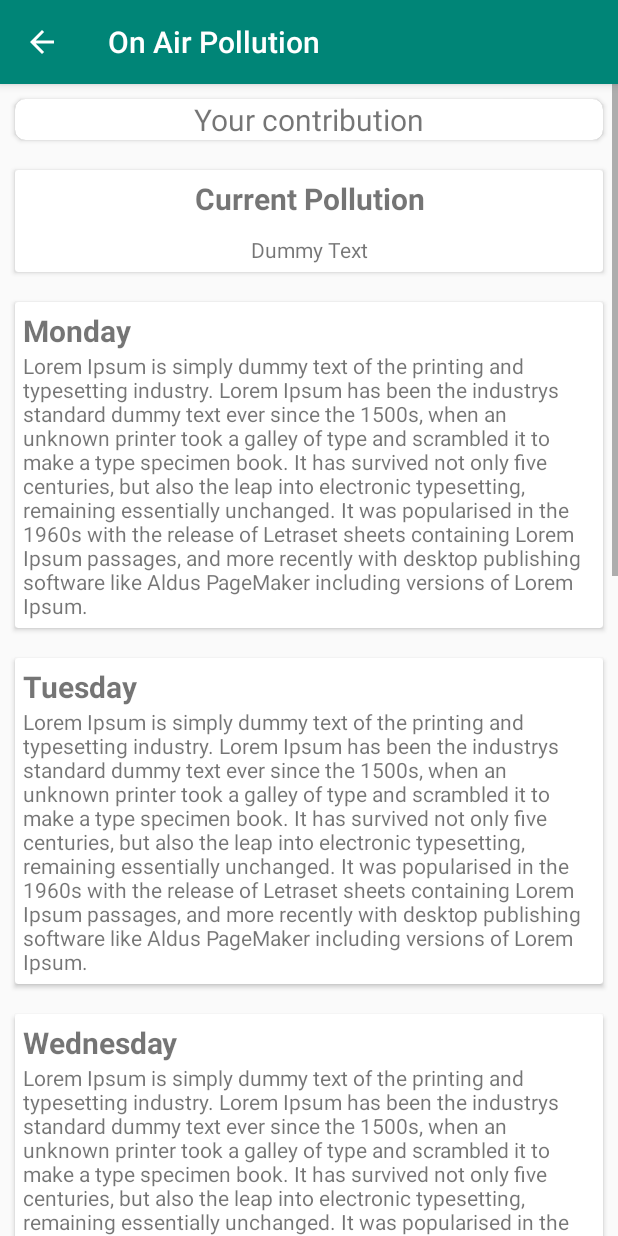
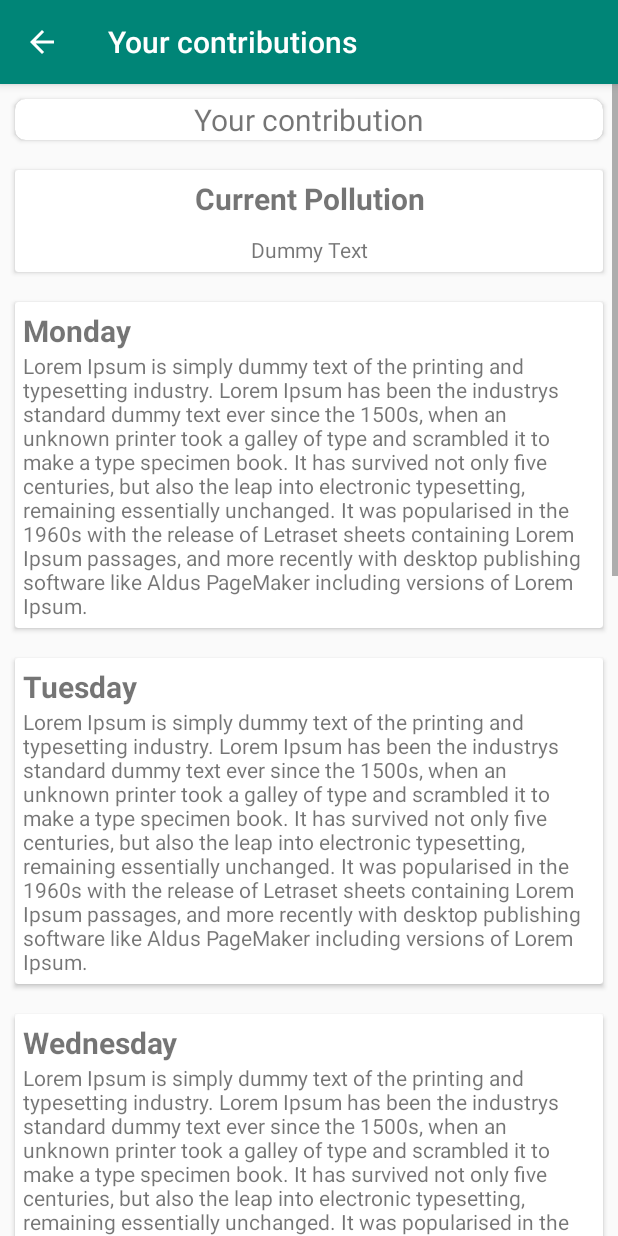
Before and after one commit to Three-Bugs/Air-Pollution-Forecast-Android-App, an Android app: the screen it shows after launch (YourContribution), after a tap on "GO TO YOUR CONTRIBUTIONS", on a phone screen of 412 x 824 dp. Run offline under Robolectric (Android 15) with nearby library versions, the phone set to English and light mode, and no system bars; our stand-ins replace Firebase (no records; nobody signed in at launch, a user with empty details on screens opened directly).

Commit message:
Complete predaction

```diff
--- a/app/src/main/AndroidManifest.xml
+++ b/app/src/main/AndroidManifest.xml
@@ -2,6 +2,8 @@
 <manifest xmlns:android="http://schemas.android.com/apk/res/android"
     package="threebugs.onairpollution">
 
+    <uses-permission android:name="android.permission.INTERNET"/>
+    <uses-permission android:name="android.permission.ACCESS_NETWORK_STATE" />
     <application
         android:allowBackup="true"
         android:icon="@mipmap/ic_launcher"
--- a/app/src/main/java/threebugs/onairpollution/MainActivity.java
+++ b/app/src/main/java/threebugs/onairpollution/MainActivity.java
@@ -1,15 +1,25 @@
 package threebugs.onairpollution;
 
 import android.content.Intent;
+import android.database.sqlite.SQLiteCursor;
+import android.support.annotation.NonNull;
 import android.support.v7.app.AppCompatActivity;
 import android.os.Bundle;
 import android.view.View;
+import android.widget.AdapterView;
 import android.widget.ArrayAdapter;
 import android.widget.Button;
 import android.widget.Spinner;
+import android.widget.TextView;
+import android.widget.Toast;
 
+
+import com.google.android.gms.tasks.Task;
+import com.google.firebase.database.DataSnapshot;
+import com.google.firebase.database.DatabaseError;
 import com.google.firebase.database.DatabaseReference;
 import com.google.firebase.database.FirebaseDatabase;
+import com.google.firebase.database.ValueEventListener;
 
 import java.util.ArrayList;
 import java.util.List;
@@ -19,13 +29,163 @@ public class MainActivity extends AppCompatActivity {
     DatabaseReference databaseReference;
     Spinner selectCity;
     Button btnGoToContribution;
+    TextView monTextView;
+    TextView tueTextView;
+    TextView wedTextView;
+    TextView thursTextView;
+    TextView friTextView;
+    TextView satTextView;
+    TextView sunTextView;
+    String text = "";
+
 
     @Override
     protected void onCreate(Bundle savedInstanceState) {
         super.onCreate(savedInstanceState);
         setContentView(R.layout.activity_main);
-        databaseReference = FirebaseDatabase.getInstance().getReference().child("main");
-        databaseReference.setValue("Hello");
+
+        monTextView = findViewById(R.id.tv_mon);
+        tueTextView = findViewById(R.id.tv_tue);
+        wedTextView = findViewById(R.id.tv_wed);
+
+        thursTextView = findViewById(R.id.tv_thu);
+        friTextView = findViewById(R.id.tv_fri);
+        satTextView = findViewById(R.id.tv_sat);
+        sunTextView = findViewById(R.id.tv_sun);
+
+        FirebaseDatabase firebaseDatabase = FirebaseDatabase.getInstance();
+//        DatabaseReference databaseReference2 = firebaseDatabase.getReference("cities");
+//        DatabaseReference bangalore = databaseReference2.child("bangalore");
+//        DatabaseReference mon = bangalore.child("mon");
+        //DatabaseReference delhiRef = firebaseDatabase.getReference("onairpollution/cities/delhi/Tue");
+
+        selectCity = findViewById(R.id.select_city);
+
+        final List<String> city = new ArrayList<>();
+        city.add("delhi");
+        city.add("mumbai");
+        city.add("pune");
+        city.add("bengalore");
+
+        ArrayAdapter<String> cityAdapter = new ArrayAdapter<>(this, android.R.layout.simple_spinner_dropdown_item, city);
+        cityAdapter.setDropDownViewResource(android.R.layout.simple_spinner_dropdown_item);
+        selectCity.setPrompt("Select your city");
+        selectCity.setAdapter(cityAdapter);
+
+        selectCity.setOnItemSelectedListener(new AdapterView.OnItemSelectedListener() {
+            @Override
+            public void onItemSelected(AdapterView<?> parent, View view, int position, long id) {
+                String selectedCity = parent.getItemAtPosition(position).toString();
+                Toast.makeText(MainActivity.this, selectedCity, Toast.LENGTH_SHORT).show();
+                text = selectedCity;
+            }
+
+            @Override
+            public void onNothingSelected(AdapterView<?> parent) {
+
+            }
+        });
+
+
+        DatabaseReference databaseReference = FirebaseDatabase.getInstance().getReference();
+        DatabaseReference delhiMonRef = databaseReference.child("cities").child("delhi").child("Mon");
+        DatabaseReference delhiTueRef = databaseReference.child("cities").child("delhi").child("Tue");
+        DatabaseReference delhiWedRef = databaseReference.child("cities").child("delhi").child("Wed");
+        DatabaseReference delhiThuRef = databaseReference.child("cities").child("delhi").child("Thurs");
+        DatabaseReference delhiFriRef = databaseReference.child("cities").child("delhi").child("Fri");
+        DatabaseReference delhiSatRef = databaseReference.child("cities").child("delhi").child("Sat");
+        DatabaseReference delhiSunRef = databaseReference.child("cities").child("delhi").child("Sun");
+
+        delhiMonRef.addListenerForSingleValueEvent(new ValueEventListener() {
+            @Override
+            public void onDataChange(@NonNull DataSnapshot dataSnapshot) {
+                String mon = dataSnapshot.getValue(String.class);
+                monTextView.setText(mon);
+            }
+
+            @Override
+            public void onCancelled(@NonNull DatabaseError databaseError) {
+
+            }
+        });
+
+        delhiTueRef.addListenerForSingleValueEvent(new ValueEventListener() {
+            @Override
+            public void onDataChange(@NonNull DataSnapshot dataSnapshot) {
+                String tue = dataSnapshot.getValue(String.class);
+                tueTextView.setText(tue);
+            }
+
+            @Override
+            public void onCancelled(@NonNull DatabaseError databaseError) {
+
+            }
+        });
+
+        delhiWedRef.addListenerForSingleValueEvent(new ValueEventListener() {
+            @Override
+            public void onDataChange(@NonNull DataSnapshot dataSnapshot) {
+                String wed = dataSnapshot.getValue(String.class);
+                wedTextView.setText(wed);
+            }
+
+            @Override
+            public void onCancelled(@NonNull DatabaseError databaseError) {
+
+            }
+        });
+
+        delhiThuRef.addListenerForSingleValueEvent(new ValueEventListener() {
+            @Override
+            public void onDataChange(@NonNull DataSnapshot dataSnapshot) {
+                String thu = dataSnapshot.getValue(String.class);
+                thursTextView.setText(thu);
+            }
+
+            @Override
+            public void onCancelled(@NonNull DatabaseError databaseError) {
+
+            }
+        });
+
+        delhiFriRef.addListenerForSingleValueEvent(new ValueEventListener() {
+            @Override
+            public void onDataChange(@NonNull DataSnapshot dataSnapshot) {
+                String fri = dataSnapshot.getValue(String.class);
+                friTextView.setText(fri);
+            }
+
+            @Override
+            public void onCancelled(@NonNull DatabaseError databaseError) {
+
+            }
+        });
+
+        delhiSatRef.addListenerForSingleValueEvent(new ValueEventListener() {
+            @Override
+            public void onDataChange(@NonNull DataSnapshot dataSnapshot) {
+                String sat = dataSnapshot.getValue(String.class);
+                satTextView.setText(sat);
+            }
+
+            @Override
+            public void onCancelled(@NonNull DatabaseError databaseError) {
+
+            }
+        });
+        delhiSunRef.addListenerForSingleValueEvent(new ValueEventListener() {
+            @Override
+            public void onDataChange(@NonNull DataSnapshot dataSnapshot) {
+                String sun = dataSnapshot.getValue(String.class);
+                sunTextView.setText(sun);
+            }
+
+            @Override
+            public void onCancelled(@NonNull DatabaseError databaseError) {
+
+            }
+        });
+
 
         btnGoToContribution = findViewById(R.id.btnContribution);
 
@@ -36,17 +196,6 @@ public class MainActivity extends AppCompatActivity {
             }
         });
 
-        selectCity = findViewById(R.id.select_city);
 
-        List<String> cities = new ArrayList<>();
-        cities.add("Delhi");
-        cities.add("Mumbai");
-        cities.add("Pune");
-        cities.add("Bengalore");
-
-        ArrayAdapter<String> cityAdapter = new ArrayAdapter<>(this, android.R.layout.simple_spinner_dropdown_item, cities);
-        cityAdapter.setDropDownViewResource(android.R.layout.simple_spinner_dropdown_item);
-        selectCity.setPrompt("Select your city");
-        selectCity.setAdapter(cityAdapter);
     }
 }
--- a/app/src/main/java/threebugs/onairpollution/YourContribution.java
+++ b/app/src/main/java/threebugs/onairpollution/YourContribution.java
@@ -1,5 +1,6 @@
 package threebugs.onairpollution;
 
+import android.content.Intent;
 import android.support.v7.app.AppCompatActivity;
 import android.os.Bundle;
 
@@ -10,6 +11,7 @@ public class YourContribution extends AppCompatActivity {
         super.onCreate(savedInstanceState);
         setContentView(R.layout.activity_your_contribution);
         getSupportActionBar().setDisplayHomeAsUpEnabled(true);
+        getSupportActionBar().setTitle("Your contributions");
 
     }
 
--- a/app/src/main/res/layout/activity_main.xml
+++ b/app/src/main/res/layout/activity_main.xml
@@ -110,6 +110,7 @@
                                 android:textStyle="bold" />
 
                             <TextView
+                                android:id="@+id/tv_mon"
                                 android:layout_width="match_parent"
                                 android:layout_height="wrap_content"
                                 android:text="100" />
@@ -138,6 +139,7 @@
                                 android:textStyle="bold" />
 
                             <TextView
+                                android:id="@+id/tv_tue"
                                 android:layout_width="match_parent"
                                 android:layout_height="wrap_content"
                                 android:text="100" />
@@ -165,6 +167,7 @@
                                 android:textStyle="bold" />
 
                             <TextView
+                                android:id="@+id/tv_wed"
                                 android:layout_width="match_parent"
                                 android:layout_height="wrap_content"
                                 android:text="100" />
@@ -193,6 +196,7 @@
                                 android:textStyle="bold" />
 
                             <TextView
+                                android:id="@+id/tv_thu"
                                 android:layout_width="match_parent"
                                 android:layout_height="wrap_content"
                                 android:text="100" />
@@ -221,6 +225,7 @@
                                 android:textStyle="bold" />
 
                             <TextView
+                                android:id="@+id/tv_fri"
                                 android:layout_width="match_parent"
                                 android:layout_height="wrap_content"
                                 android:text="100" />
@@ -249,6 +254,7 @@
                                 android:textStyle="bold" />
 
                             <TextView
+                                android:id="@+id/tv_sat"
                                 android:layout_width="match_parent"
                                 android:layout_height="wrap_content"
                                 android:text="100" />
@@ -275,6 +281,7 @@
                                 android:text="@string/sunday" />
 
                             <TextView
+                                android:id="@+id/tv_sun"
                                 android:layout_width="match_parent"
                                 android:layout_height="wrap_content"
                                 android:text="100" />
--- a/build.gradle
+++ b/build.gradle
@@ -8,7 +8,7 @@ buildscript {
     }
     dependencies {
         classpath 'com.android.tools.build:gradle:3.2.1'
-        classpath 'com.google.gms:google-services:4.0.1'
+        classpath 'com.google.gms:google-services:4.2.0'
 
         // NOTE: Do not place your application dependencies here; they belong
         // in the individual module build.gradle files
```
